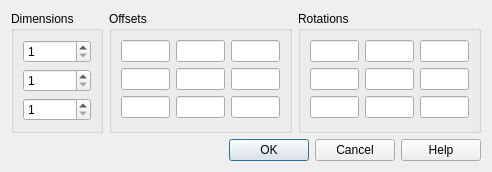
nathaneltitane/studworx, file source/interface/dialogs/sw_dialog_array.ui: the form before one commit.
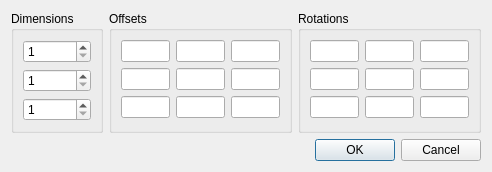
The form after the commit. Custom widgets are drawn as their Qt base class.

Patch:
```diff
--- a/source/interface/dialogs/sw_dialog_array.ui
+++ b/source/interface/dialogs/sw_dialog_array.ui
@@ -295,7 +295,7 @@
       <enum>Qt::Horizontal</enum>
      </property>
      <property name="standardButtons">
-      <set>QDialogButtonBox::Cancel|QDialogButtonBox::Help|QDialogButtonBox::Ok</set>
+      <set>QDialogButtonBox::Cancel|QDialogButtonBox::Ok</set>
      </property>
     </widget>
    </item>
```
